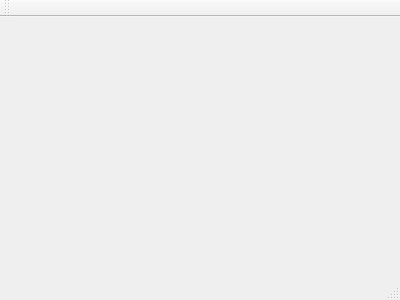
Qt form mainwindow.ui (stoic1979/SocialDashboard) before a commit.
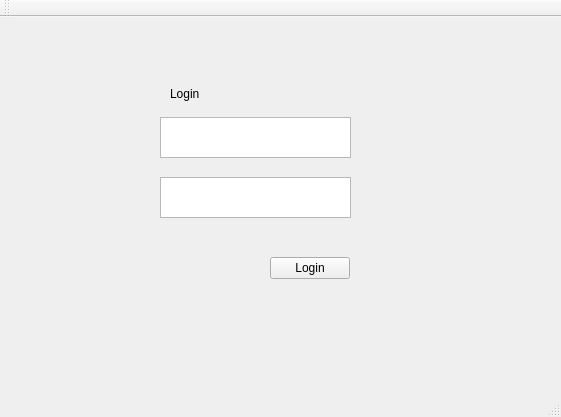
The same form after that commit.

Commit message: login gui (draft)

What changed in the file:
```diff
--- a/mainwindow.ui
+++ b/mainwindow.ui
@@ -1,24 +1,86 @@
 <ui version="4.0">
  <class>MainWindow</class>
- <widget class="QMainWindow" name="MainWindow" >
-  <property name="geometry" >
+ <widget class="QMainWindow" name="MainWindow">
+  <property name="geometry">
    <rect>
     <x>0</x>
     <y>0</y>
-    <width>400</width>
-    <height>300</height>
+    <width>561</width>
+    <height>417</height>
    </rect>
   </property>
   <property name="windowTitle" >
    <string>MainWindow</string>
   </property>
-  <widget class="QMenuBar" name="menuBar" />
-  <widget class="QToolBar" name="mainToolBar" />
-  <widget class="QWidget" name="centralWidget" />
-  <widget class="QStatusBar" name="statusBar" />
+  <widget class="QWidget" name="centralWidget">
+   <widget class="QLabel" name="label">
+    <property name="geometry">
+     <rect>
+      <x>170</x>
+      <y>70</y>
+      <width>59</width>
+      <height>14</height>
+     </rect>
+    </property>
+    <property name="text">
+     <string>Login</string>
+    </property>
+   </widget>
+   <widget class="QTextEdit" name="teUsername">
+    <property name="geometry">
+     <rect>
+      <x>160</x>
+      <y>100</y>
+      <width>191</width>
+      <height>41</height>
+     </rect>
+    </property>
+   </widget>
+   <widget class="QTextEdit" name="tePassword">
+    <property name="geometry">
+     <rect>
+      <x>160</x>
+      <y>160</y>
+      <width>191</width>
+      <height>41</height>
+     </rect>
+    </property>
+   </widget>
+   <widget class="QPushButton" name="btnLogin">
+    <property name="geometry">
+     <rect>
+      <x>270</x>
+      <y>240</y>
+      <width>80</width>
+      <height>22</height>
+     </rect>
+    </property>
+    <property name="text">
+     <string>Login</string>
+    </property>
+   </widget>
+  </widget>
+  <widget class="QMenuBar" name="menuBar">
+   <property name="geometry">
+    <rect>
+     <x>0</x>
+     <y>0</y>
+     <width>561</width>
+     <height>19</height>
+    </rect>
+   </property>
+  </widget>
+  <widget class="QToolBar" name="mainToolBar">
+   <attribute name="toolBarArea">
+    <enum>TopToolBarArea</enum>
+   </attribute>
+   <attribute name="toolBarBreak">
+    <bool>false</bool>
+   </attribute>
+  </widget>
+  <widget class="QStatusBar" name="statusBar"/>
  </widget>
- <layoutDefault spacing="6" margin="11" />
- <pixmapfunction></pixmapfunction>
+ <layoutdefault spacing="6" margin="11"/>
  <resources/>
  <connections/>
 </ui>
```
Left out of the diff: 3 changed lines with no effect on the pictures.
